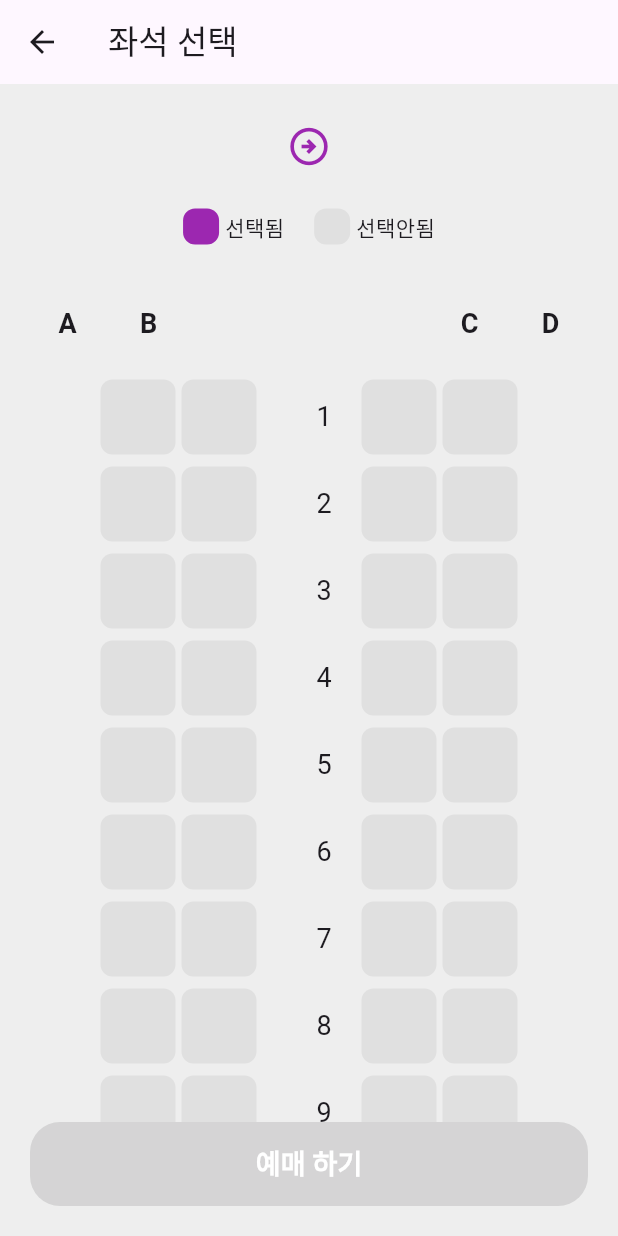
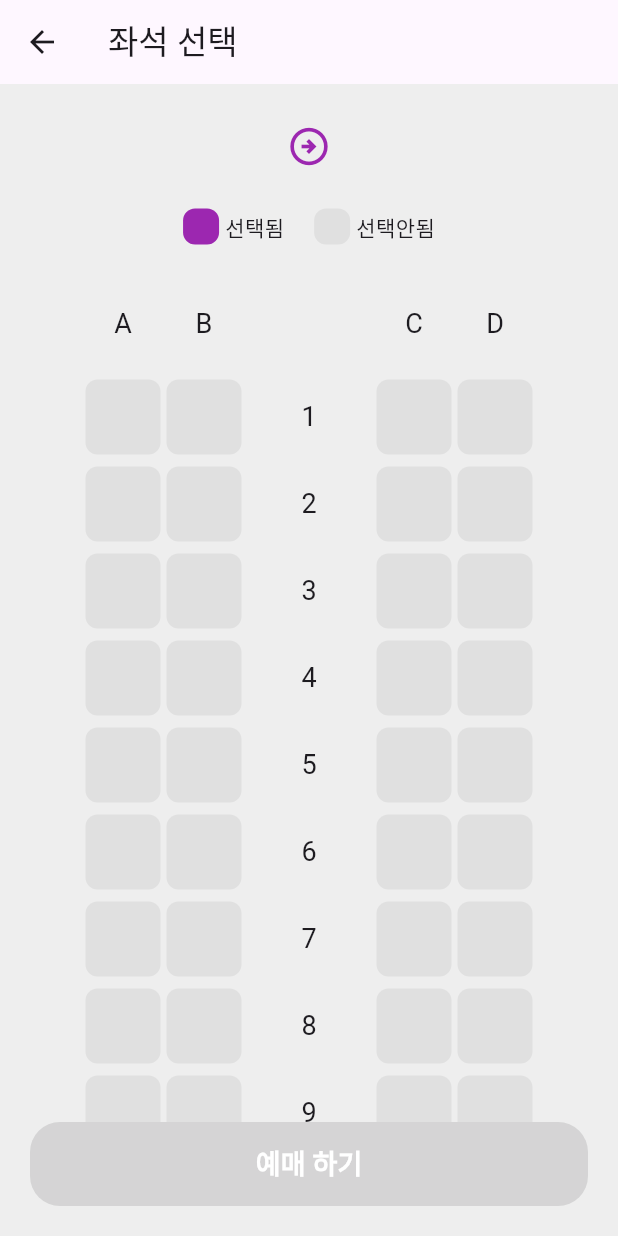
Before and after one commit to So2ln/flutter_train_app, a Flutter app: the SeatPage screen opened directly with empty values, on a phone screen of 412 x 824 dp. Run offline on Flutter 3.47's test engine with Material 3 defaults, Android fonts, the phone set to English and light mode, and no system bars.

Commit message:
Refactor SeatGridView: update seat label handling and improve layout spacing

```diff
--- a/lib/pages/seat/widgets/seat_grid_view.dart
+++ b/lib/pages/seat/widgets/seat_grid_view.dart
@@ -40,10 +40,10 @@ class SeatGridView extends StatelessWidget {
           // row: B label
           _buildSeatLabelBox('B'),
 
-          // A,B그룹과 C,D 그룹 간의 큰 간격
-          /// 행 번호가 들어갈만큼
-          Expanded(child: SizedBox.shrink()),
-
+          // 행 번호가 들어갈 자리를 _buildSeatLabelBox(null)로 비워둡니다.
+          const SizedBox(width: 20), // B와 빈 공간 사이 간격
+          _buildSeatLabelBox(null), // 💡 50x50 투명 박스
+          const SizedBox(width: 20), // 빈 공간과 C 사이 간격
           // row: C label
           _buildSeatLabelBox('C'),
           const SizedBox(width: 4),
@@ -55,15 +55,12 @@ class SeatGridView extends StatelessWidget {
   }
 
   // ABCD label을 감싸는 50x50 박스 추가
-  Widget _buildSeatLabelBox(String label) {
+  Widget _buildSeatLabelBox(String? label) {
     return Container(
       width: 50,
       height: 50,
       alignment: Alignment.center,
-      child: Text(
-        label,
-        style: TextStyle(fontSize: 18, fontWeight: FontWeight.bold),
-      ),
+      child: label != null ? Text(label, style: TextStyle(fontSize: 18)) : null,
     );
   }
 
@@ -83,12 +80,10 @@ class SeatGridView extends StatelessWidget {
 
           // column labeling box
           const SizedBox(width: 20),
-          Container(
-            width: 50,
-            height: 50,
-            alignment: Alignment.center,
-            child: Text('$actualRowNum', style: const TextStyle(fontSize: 18)),
-          ),
+
+          // 행 번호를 _buildSeatLabelBox로 그리기
+          _buildSeatLabelBox('$actualRowNum'), // 행 번호 출력
+          const SizedBox(width: 20),
 
           // C열 좌석 (idx: 2)
           _buildSeatWidget(rowSeats[2]),
--- a/lib/pages/seat_page.dart
+++ b/lib/pages/seat_page.dart
@@ -29,6 +29,7 @@ class _SeatPageState extends State<SeatPage> {
 
   @override
   void initState() {
+    super.initState(); // 이게 뭔지 모르겠는데, 추가하니까 오류가 사라짐! 아마 상태를 받는거같음.
     // 좌석 리스트 초기화
     for (int r = 0; r < 20; r++) {
       List<Seat> rowSeats = [];
```
